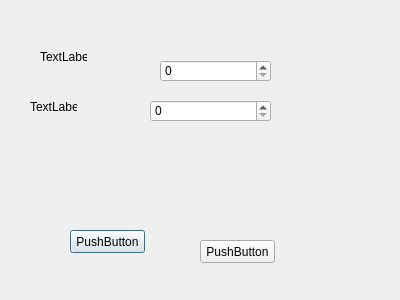
Above: source/ParkingSimulator/ParkingSimulator/CreateMap.ui from kowalikw/ParkingSimulator before the change. Below: the same form after it.
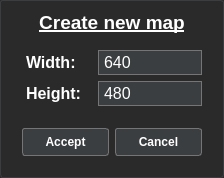
That is the form after the change. Icons and pictures are not drawn.

Patch:
```diff
--- a/source/ParkingSimulator/ParkingSimulator/CreateMap.ui
+++ b/source/ParkingSimulator/ParkingSimulator/CreateMap.ui
@@ -6,91 +6,246 @@
    <rect>
     <x>0</x>
     <y>0</y>
-    <width>400</width>
-    <height>300</height>
+    <width>224</width>
+    <height>140</height>
    </rect>
   </property>
   <property name="windowTitle">
    <string>CreateMap</string>
   </property>
-  <widget class="QLabel" name="label">
-   <property name="geometry">
-    <rect>
-     <x>40</x>
-     <y>50</y>
-     <width>47</width>
-     <height>13</height>
-    </rect>
-   </property>
-   <property name="text">
-    <string>TextLabel</string>
-   </property>
-  </widget>
-  <widget class="QLabel" name="label_2">
-   <property name="geometry">
-    <rect>
-     <x>30</x>
-     <y>100</y>
-     <width>47</width>
-     <height>13</height>
-    </rect>
-   </property>
-   <property name="text">
-    <string>TextLabel</string>
-   </property>
-  </widget>
-  <widget class="QSpinBox" name="mapWidth">
-   <property name="geometry">
-    <rect>
-     <x>160</x>
-     <y>60</y>
-     <width>111</width>
-     <height>22</height>
-    </rect>
-   </property>
-   <property name="maximum">
-    <number>9999</number>
-   </property>
-  </widget>
-  <widget class="QSpinBox" name="mapHeight">
-   <property name="geometry">
-    <rect>
-     <x>150</x>
-     <y>100</y>
-     <width>121</width>
-     <height>22</height>
-    </rect>
-   </property>
-   <property name="maximum">
-    <number>9999</number>
-   </property>
-  </widget>
-  <widget class="QPushButton" name="pushButton">
-   <property name="geometry">
-    <rect>
-     <x>70</x>
-     <y>230</y>
-     <width>75</width>
-     <height>23</height>
-    </rect>
-   </property>
-   <property name="text">
-    <string>PushButton</string>
-   </property>
-  </widget>
-  <widget class="QPushButton" name="pushButton_2">
-   <property name="geometry">
-    <rect>
-     <x>200</x>
-     <y>240</y>
-     <width>75</width>
-     <height>23</height>
-    </rect>
-   </property>
-   <property name="text">
-    <string>PushButton</string>
-   </property>
-  </widget>
+  <property name="styleSheet">
+   <string notr="true">QDialog {
+	background-color: #2a2a2a;
+	border: 1px solid #3b3e41;
+	border-radius: 3px;
+}
+
+QFrame {
+	margin: 0px;
+}</string>
+  </property>
+  <property name="modal">
+   <bool>true</bool>
+  </property>
+  <layout class="QGridLayout" name="gridLayout">
+   <item row="0" column="0" colspan="2">
+    <layout class="QVBoxLayout" name="verticalLayout_2">
+     <property name="spacing">
+      <number>0</number>
+     </property>
+     <property name="topMargin">
+      <number>0</number>
+     </property>
+     <item>
+      <widget class="QLabel" name="label_3">
+       <property name="font">
+        <font>
+         <pointsize>14</pointsize>
+         <weight>75</weight>
+         <bold>true</bold>
+         <underline>true</underline>
+        </font>
+       </property>
+       <property name="styleSheet">
+        <string notr="true">color: white; margin-bottom: 5px;</string>
+       </property>
+       <property name="text">
+        <string>Create new map</string>
+       </property>
+       <property name="alignment">
+        <set>Qt::AlignCenter</set>
+       </property>
+      </widget>
+     </item>
+     <item>
+      <widget class="QFrame" name="formFrame">
+       <property name="styleSheet">
+        <string notr="true">QSpinBox {
+    padding-right: 15px; /* make room for the arrows */
+	background-color: #3b3e41;
+    border: 1px solid #757575;
+	border-radius: 0px;
+	padding: 1px 3px;
+}
+
+QSpinBox::up-button {
+    subcontrol-origin: border;
+    subcontrol-position: top right; /* position at the top right corner */
+    width: 16px; /* 16 + 2*1px border-width = 15px padding + 3px parent border */
+    border: 0px;
+}
+
+QSpinBox::up-arrow {
+    image: url(Resources/arrow_up.png);
+    width: 12px;
+    height: 12px;
+	padding-top: 3px;
+	padding-right: 3px;
+}
+
+QSpinBox::up-arrow:hover {
+	image: url(Resources/arrow_up_hover.png);
+}
+
+QSpinBox::down-button {
+    subcontrol-origin: border;
+    subcontrol-position: bottom right; /* position at bottom right corner */
+    width: 16px;
+    border: 0px;
+    border-top-width: 0;
+}
+
+QSpinBox::down-arrow {
+    image: url(Resources/arrow_down.png);
+    width: 12px;
+    height: 12px;
+	padding-bottom: 3px;
+	padding-right: 3px;
+}
+
+QSpinBox::down-arrow:hover {
+	image: url(Resources/arrow_down_hover.png);
+}</string>
+       </property>
+       <layout class="QFormLayout" name="formLayout">
+        <item row="0" column="0">
+         <widget class="QLabel" name="label">
+          <property name="font">
+           <font>
+            <pointsize>12</pointsize>
+            <weight>75</weight>
+            <bold>true</bold>
+           </font>
+          </property>
+          <property name="styleSheet">
+           <string notr="true">color: white; margin-right: 5px;</string>
+          </property>
+          <property name="text">
+           <string>Width:</string>
+          </property>
+         </widget>
+        </item>
+        <item row="0" column="1">
+         <widget class="QSpinBox" name="mapWidth">
+          <property name="font">
+           <font>
+            <pointsize>12</pointsize>
+           </font>
+          </property>
+          <property name="styleSheet">
+           <string notr="true">color: white;</string>
+          </property>
+          <property name="maximum">
+           <number>9999</number>
+          </property>
+          <property name="value">
+           <number>640</number>
+          </property>
+         </widget>
+        </item>
+        <item row="1" column="0">
+         <widget class="QLabel" name="label_2">
+          <property name="font">
+           <font>
+            <pointsize>12</pointsize>
+            <weight>75</weight>
+            <bold>true</bold>
+           </font>
+          </property>
+          <property name="styleSheet">
+           <string notr="true">color: white; margin-right: 5px;</string>
+          </property>
+          <property name="text">
+           <string>Height:</string>
+          </property>
+         </widget>
+        </item>
+        <item row="1" column="1">
+         <widget class="QSpinBox" name="mapHeight">
+          <property name="font">
+           <font>
+            <pointsize>12</pointsize>
+           </font>
+          </property>
+          <property name="styleSheet">
+           <string notr="true">color: white;</string>
+          </property>
+          <property name="maximum">
+           <number>9999</number>
+          </property>
+          <property name="value">
+           <number>480</number>
+          </property>
+         </widget>
+        </item>
+       </layout>
+      </widget>
+     </item>
+     <item>
+      <widget class="QFrame" name="gridFrame">
+       <property name="styleSheet">
+        <string notr="true">QPushButton#btnAccept, QPushButton#btnCancel {
+    background-color: #3b3e41;
+    border-radius: 3px;
+    border: 1px solid #757575;
+    font: bold 12px;
+	color: white;
+    min-width: 6em;
+    padding: 6px;
+}
+
+QPushButton#btnAccept:hover, QPushButton#btnCancel:hover {
+    background-color: #85b448;
+	cursor: pointer;
+}
+
+QPushButton#btnAccept:pressed, QPushButton#btnCancel:pressed {
+    background-color: #d86a39;
+}</string>
+       </property>
+       <layout class="QGridLayout" name="gridLayout_2">
+        <item row="0" column="0">
+         <widget class="QPushButton" name="btnAccept">
+          <property name="font">
+           <font>
+            <pointsize>-1</pointsize>
+            <weight>75</weight>
+            <italic>false</italic>
+            <bold>true</bold>
+           </font>
+          </property>
+          <property name="cursor">
+           <cursorShape>PointingHandCursor</cursorShape>
+          </property>
+          <property name="text">
+           <string>Accept</string>
+          </property>
+         </widget>
+        </item>
+        <item row="0" column="1">
+         <widget class="QPushButton" name="btnCancel">
+          <property name="font">
+           <font>
+            <pointsize>-1</pointsize>
+            <weight>75</weight>
+            <italic>false</italic>
+            <bold>true</bold>
+           </font>
+          </property>
+          <property name="cursor">
+           <cursorShape>PointingHandCursor</cursorShape>
+          </property>
+          <property name="text">
+           <string>Cancel</string>
+          </property>
+         </widget>
+        </item>
+       </layout>
+      </widget>
+     </item>
+    </layout>
+   </item>
+  </layout>
  </widget>
  <layoutdefault spacing="6" margin="11"/>
  <resources/>
```
Left out of the diff: 5 changed lines with no effect on the pictures.
